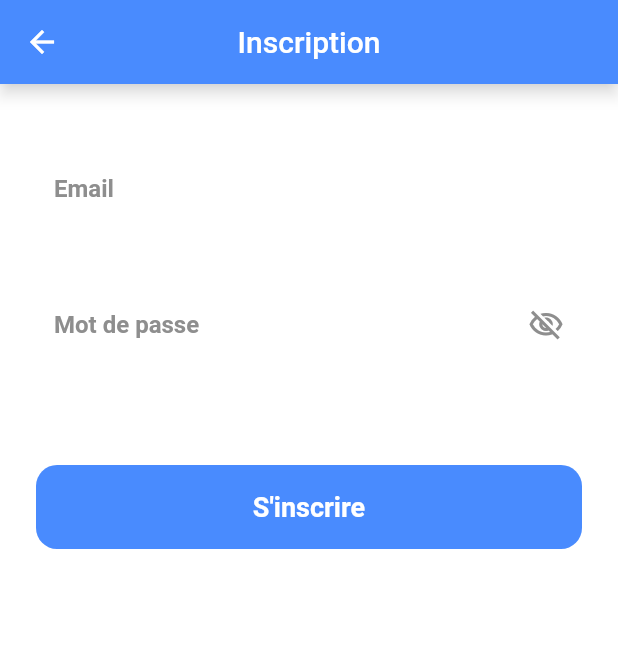
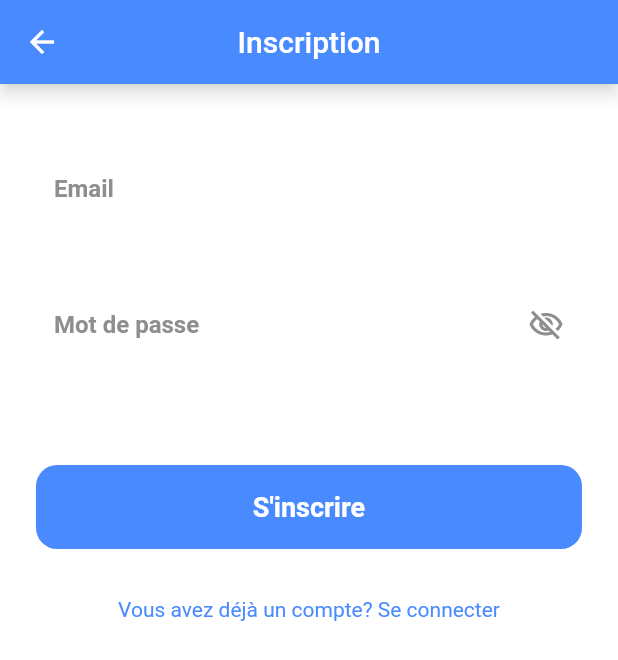
Before and after one commit to OrganIA/organia-app, a Flutter app: the RegisterScreen screen opened directly, on a phone screen of 412 x 824 dp. Shown: the top 660 px of the screen. Run offline on Flutter 3.47's test engine with Material 2 defaults, Android fonts, the phone set to English and light mode, and no system bars; our stand-ins replace flutter_bloc, shared_preferences; accounts and stored records are empty; network calls fail.

Commit message:
Add button to navigate from register screen to login screen

```diff
--- a/lib/src/blocs/register/bloc.dart
+++ b/lib/src/blocs/register/bloc.dart
@@ -10,6 +10,8 @@ class RegisterBloc extends Bloc<RegisterEvent, RegisterState> {
   RegisterBloc() : super(const RegisterOnPage()) {
     on<RegisterClickOnRegisterEvent>(
         (event, emit) async => emit(await _registerRequest(event)));
+    on<RegisterClickOnLoginEvent>(
+        (event, emit) => emit(const RegisterNavigateToLogin()));
   }
 
   Future<RegisterState> _registerRequest(
--- a/lib/src/blocs/register/event.dart
+++ b/lib/src/blocs/register/event.dart
@@ -11,3 +11,7 @@ class RegisterClickOnRegisterEvent extends RegisterEvent {
 
   const RegisterClickOnRegisterEvent(this.email, this.password);
 }
+
+class RegisterClickOnLoginEvent extends RegisterEvent {
+  const RegisterClickOnLoginEvent();
+}
--- a/lib/src/blocs/register/state.dart
+++ b/lib/src/blocs/register/state.dart
@@ -6,6 +6,10 @@ abstract class RegisterState {
 
 class RegisterLoading extends RegisterState {
   const RegisterLoading();
+}
+
+class RegisterNavigateToLogin extends RegisterState {
+  const RegisterNavigateToLogin();
 }
 
 class RegisterLoadedSuccess extends RegisterState {
--- a/lib/src/ui/widgets/register_page.dart
+++ b/lib/src/ui/widgets/register_page.dart
@@ -83,9 +83,27 @@ class _RegisterPageState extends State<RegisterPage> {
                           emailController.text, passwordController.text));
                 },
                 child: BigButton(
-                    buttonColor: blue,
-                    textValue: "S'inscrire",
-                    textColor: Colors.white),
+                  buttonColor: blue,
+                  textValue: "S'inscrire",
+                  textColor: Colors.white,
+                ),
+              ),
+              const SizedBox(
+                height: 32,
+              ),
+              GestureDetector(
+                onTap: () {
+                  BlocProvider.of<RegisterBloc>(context)
+                      .add(const RegisterClickOnLoginEvent());
+                },
+                child: Center(
+                  child: Text(
+                    "Vous avez déjà un compte? Se connecter",
+                    style: TextStyle(
+                      color: blue,
+                    ),
+                  ),
+                ),
               ),
             ],
           ),
```
Also changed, not shown: lib/src/ui/screens/register.dart (+14 -0 lines).
